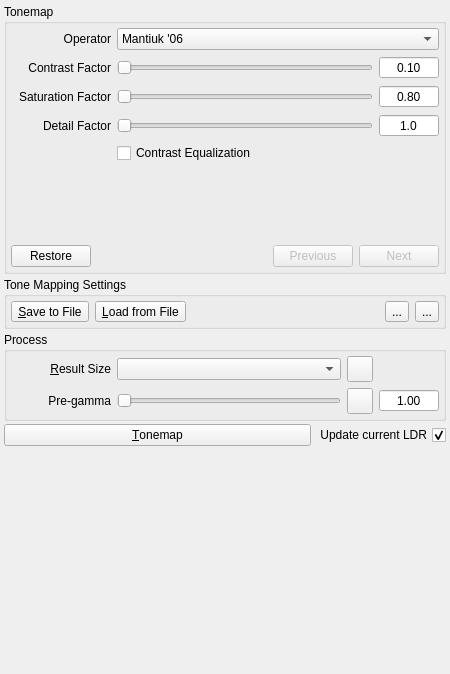
LuminanceHDR/LuminanceHDR, file src/TonemappingPanel/TonemappingPanel.ui: the form before one commit.
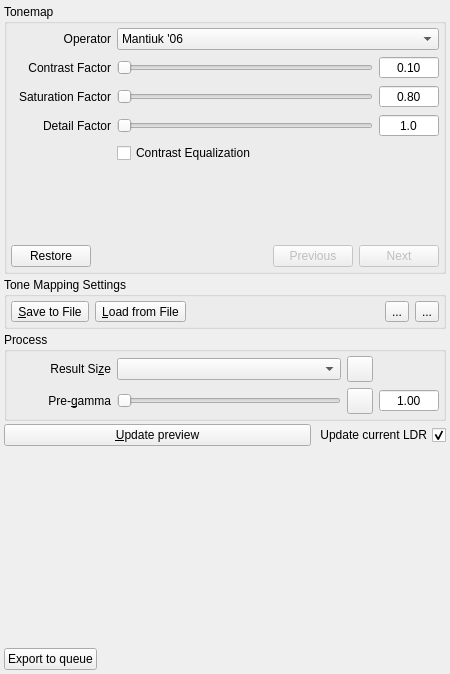
The form after the commit. Icons and pictures are not drawn.

Commit message: [ExportQueue] basic version

Diff of the .ui file:
```diff
--- a/src/TonemappingPanel/TonemappingPanel.ui
+++ b/src/TonemappingPanel/TonemappingPanel.ui
@@ -59,7 +59,7 @@
         <string>Use current parameters above (pregamma and tone mapping operator) to compute an LDR image</string>
        </property>
        <property name="text">
-        <string>&amp;Tonemap</string>
+        <string>&amp;Update preview</string>
        </property>
        <property name="shortcut">
         <string>Ctrl+T</string>
@@ -3139,7 +3139,7 @@
              </size>
             </property>
             <property name="text">
-             <string>&amp;Result Size</string>
+             <string>Result Si&amp;ze</string>
             </property>
             <property name="alignment">
              <set>Qt::AlignRight|Qt::AlignTrailing|Qt::AlignVCenter</set>
@@ -3210,7 +3210,7 @@
              <string>Gamma applied before tonemapping</string>
             </property>
             <property name="text">
-             <string>Pre-gamma</string>
+             <string>Pre-&amp;gamma</string>
             </property>
             <property name="alignment">
              <set>Qt::AlignRight|Qt::AlignTrailing|Qt::AlignVCenter</set>
@@ -3365,6 +3365,57 @@
      </property>
     </spacer>
    </item>
+   <item row="4" column="0">
+    <widget class="QFrame" name="frame">
+     <property name="frameShape">
+      <enum>QFrame::NoFrame</enum>
+     </property>
+     <property name="frameShadow">
+      <enum>QFrame::Raised</enum>
+     </property>
+     <layout class="QGridLayout" name="gridLayout_16">
+      <property name="leftMargin">
+       <number>0</number>
+      </property>
+      <property name="topMargin">
+       <number>0</number>
+      </property>
+      <property name="rightMargin">
+       <number>0</number>
+      </property>
+      <property name="bottomMargin">
+       <number>0</number>
+      </property>
+      <property name="spacing">
+       <number>0</number>
+      </property>
+      <item row="0" column="0">
+       <widget class="QPushButton" name="queueButton">
+        <property name="text">
+         <string>Export to queue</string>
+        </property>
+       </widget>
+      </item>
+      <item row="0" column="1">
+       <layout class="QVBoxLayout" name="verticalLayout_3">
+        <item>
+         <spacer name="horizontalSpacer_3">
+          <property name="orientation">
+           <enum>Qt::Horizontal</enum>
+          </property>
+          <property name="sizeHint" stdset="0">
+           <size>
+            <width>40</width>
+            <height>20</height>
+           </size>
+          </property>
+         </spacer>
+        </item>
+       </layout>
+      </item>
+     </layout>
+    </widget>
+   </item>
   </layout>
  </widget>
  <tabstops>
```
Left out of the diff: 143 changed lines with no effect on the pictures. The commit also changes 21 other files.
